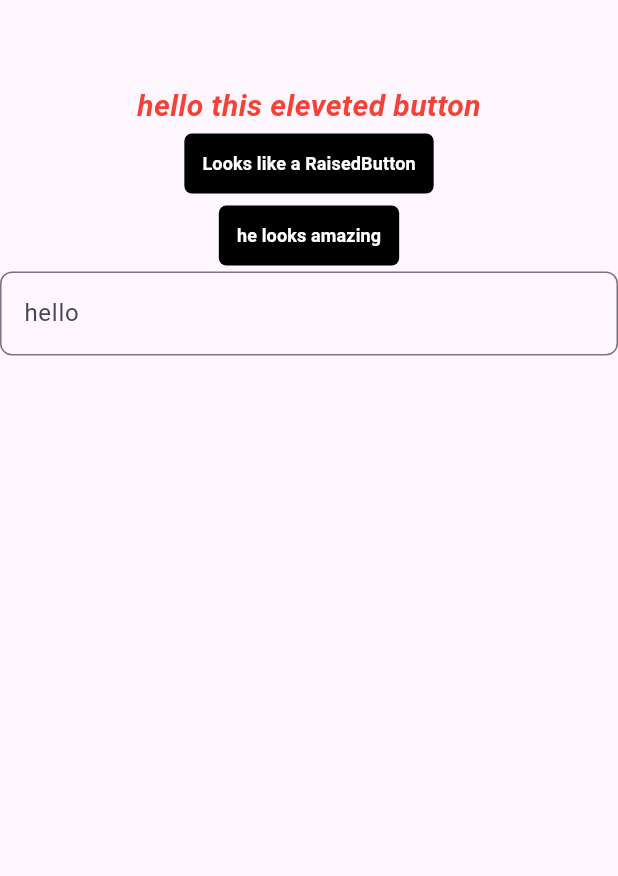
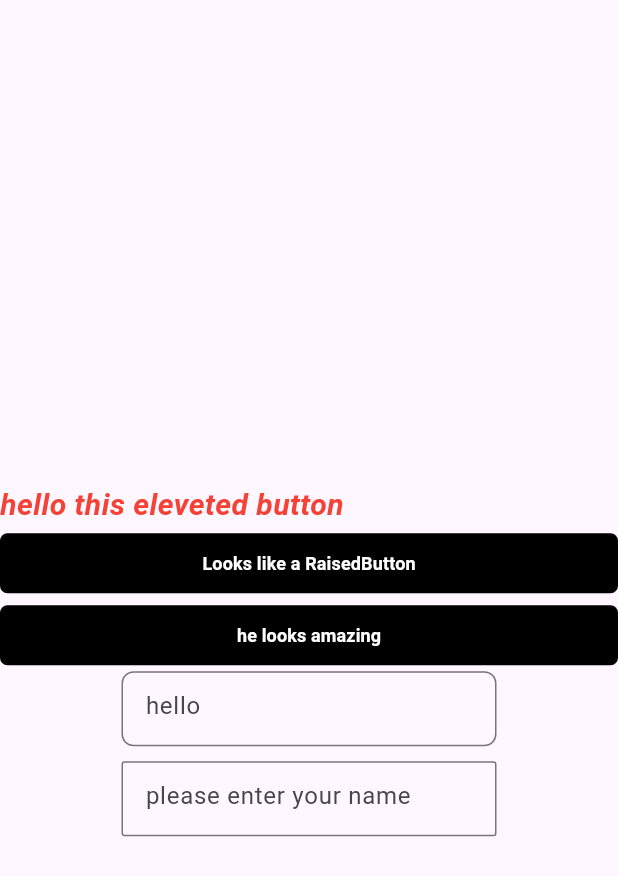
Before and after one commit to kubwimanav/flutter-app, a Flutter app: the screen it shows after launch, on a phone screen of 412 x 824 dp. Shown: the top 876 px of the screen. Run offline on Flutter 3.47's test engine with Material 3 defaults, Android fonts, the phone set to English and light mode, and no system bars.

Commit message:
text input

```diff
--- a/lib/Button.dart
+++ b/lib/Button.dart
@@ -12,6 +12,8 @@ class Button extends StatelessWidget {
     return Scaffold(
       appBar: AppBar(),
       body: Column(
+        mainAxisAlignment: MainAxisAlignment.center,
+        crossAxisAlignment: CrossAxisAlignment.stretch,
         children: [
           Container(
               child: Reusable(
@@ -32,9 +34,28 @@ class Button extends StatelessWidget {
             //   ),
             // ),
             child: Column(
+              mainAxisAlignment: MainAxisAlignment.spaceEvenly,
+
               children: [
                 Container(
                   child: Reusableinput(hintText: 'hello', controller: TextEditingController()),
+                ),
+                  SizedBox(
+                    width: 2,
+                    height: 10,
+                  ),
+                Container(
+                  width: 250,
+                  height: 50,
+                  child:const  TextField(
+                    decoration: InputDecoration(
+                      hintText: 'please enter your name',
+                      border: OutlineInputBorder(borderRadius: BorderRadius.all(Radius.circular(2))),
+                      hoverColor: Colors.amber
+
+                    ),
+
+                  ),
                 )
               ],
             ),
--- a/lib/Reusableinput.dart
+++ b/lib/Reusableinput.dart
@@ -24,7 +24,10 @@ class Reusableinput extends StatelessWidget {
 
   @override
   Widget build(BuildContext context) {
-    return TextField(
+    return Container(
+      width: 250,
+      height: 50,
+      child: TextField(
       controller: controller,
       obscureText: obscureText,
       keyboardType: keyboardType,
@@ -38,10 +41,11 @@ class Reusableinput extends StatelessWidget {
                 onPressed: onSuffixIconPressed,
               )
             : null,
+
         border: OutlineInputBorder(
           borderRadius: BorderRadius.circular(8.0),
         ),
       ),
-    );
+    ));
   }
 }
```
